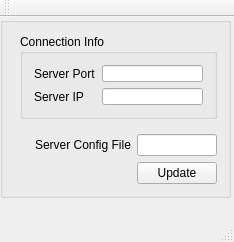
Before: the Qt Designer form src/config_editor/server_editor.ui in trigger-happy/Cerberus, drawn with Qt 5.
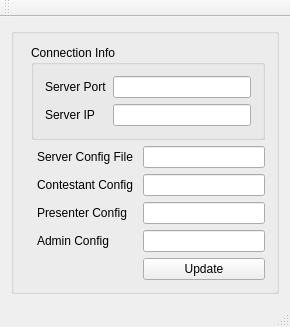
After: the same form once the commit is applied.

Diff of the .ui file:
```diff
--- a/src/config_editor/server_editor.ui
+++ b/src/config_editor/server_editor.ui
@@ -6,23 +6,17 @@
    <rect>
     <x>0</x>
     <y>0</y>
-    <width>234</width>
-    <height>242</height>
+    <width>290</width>
+    <height>322</height>
    </rect>
   </property>
   <property name="windowTitle">
    <string>MainWindow</string>
   </property>
   <widget class="QWidget" name="centralWidget">
+   <layout class="QGridLayout" name="gridLayout_3">
+    <item row="0" column="0">
    <widget class="QGroupBox" name="groupBox_2">
-    <property name="geometry">
-     <rect>
-      <x>0</x>
-      <y>0</y>
-      <width>231</width>
-      <height>181</height>
-     </rect>
-    </property>
     <property name="title">
      <string/>
     </property>
@@ -34,60 +28,77 @@
        </property>
       </widget>
      </item>
-     <item row="3" column="1">
-      <spacer name="horizontalSpacer">
-       <property name="orientation">
-        <enum>Qt::Horizontal</enum>
-       </property>
-       <property name="sizeHint" stdset="0">
-        <size>
-         <width>40</width>
-         <height>20</height>
-        </size>
-       </property>
-      </spacer>
-     </item>
-     <item row="3" column="2">
+       <item row="4" column="2">
       <widget class="QLabel" name="label_3">
        <property name="text">
         <string>Server Config File</string>
        </property>
       </widget>
      </item>
-     <item row="3" column="3">
-      <widget class="QLineEdit" name="lineEdit_3"/>
-     </item>
      <item row="4" column="3">
+        <widget class="QLineEdit" name="lineEdit_3"/>
+       </item>
+       <item row="9" column="3">
       <widget class="QPushButton" name="pushButton">
        <property name="text">
         <string>Update</string>
        </property>
       </widget>
      </item>
-     <item row="0" column="1" colspan="3">
+       <item row="5" column="2">
+        <widget class="QLabel" name="label_4">
+         <property name="text">
+          <string>Contestant Config </string>
+         </property>
+        </widget>
+       </item>
+       <item row="5" column="3">
+        <widget class="QLineEdit" name="lineEdit_4"/>
+       </item>
+       <item row="7" column="2">
+        <widget class="QLabel" name="label_5">
+         <property name="text">
+          <string>Presenter Config</string>
+         </property>
+        </widget>
+       </item>
+       <item row="7" column="3">
+        <widget class="QLineEdit" name="lineEdit_5"/>
+       </item>
+       <item row="8" column="2">
+        <widget class="QLabel" name="label_6">
+         <property name="text">
+          <string>Admin Config</string>
+         </property>
+        </widget>
+       </item>
+       <item row="8" column="3">
+        <widget class="QLineEdit" name="lineEdit_6"/>
+       </item>
+       <item row="2" column="1" rowspan="2" colspan="3">
       <widget class="QGroupBox" name="groupBox">
        <property name="title">
         <string>Connection Info</string>
        </property>
        <layout class="QGridLayout" name="gridLayout">
-        <item row="0" column="0">
+          <item row="1" column="0">
          <widget class="QLabel" name="label">
           <property name="text">
            <string>Server Port</string>
           </property>
          </widget>
         </item>
-        <item row="1" column="0">
+          <item row="2" column="0">
          <widget class="QLabel" name="label_2">
           <property name="text">
            <string>Server IP</string>
           </property>
          </widget>
         </item>
-        <item row="1" column="1">
+          <item row="2" column="1">
          <widget class="QLineEdit" name="lineEdit_2"/>
         </item>
-        <item row="0" column="1">
+          <item row="1" column="1">
          <widget class="QLineEdit" name="lineEdit"/>
         </item>
        </layout>
@@ -95,6 +106,8 @@
      </item>
     </layout>
    </widget>
+    </item>
+   </layout>
   </widget>
   <widget class="QMenuBar" name="menuBar">
    <property name="geometry">
```
Left out of the diff: 6 changed lines with no effect on the pictures. Lines whose indentation alone changed are shown as unchanged.
